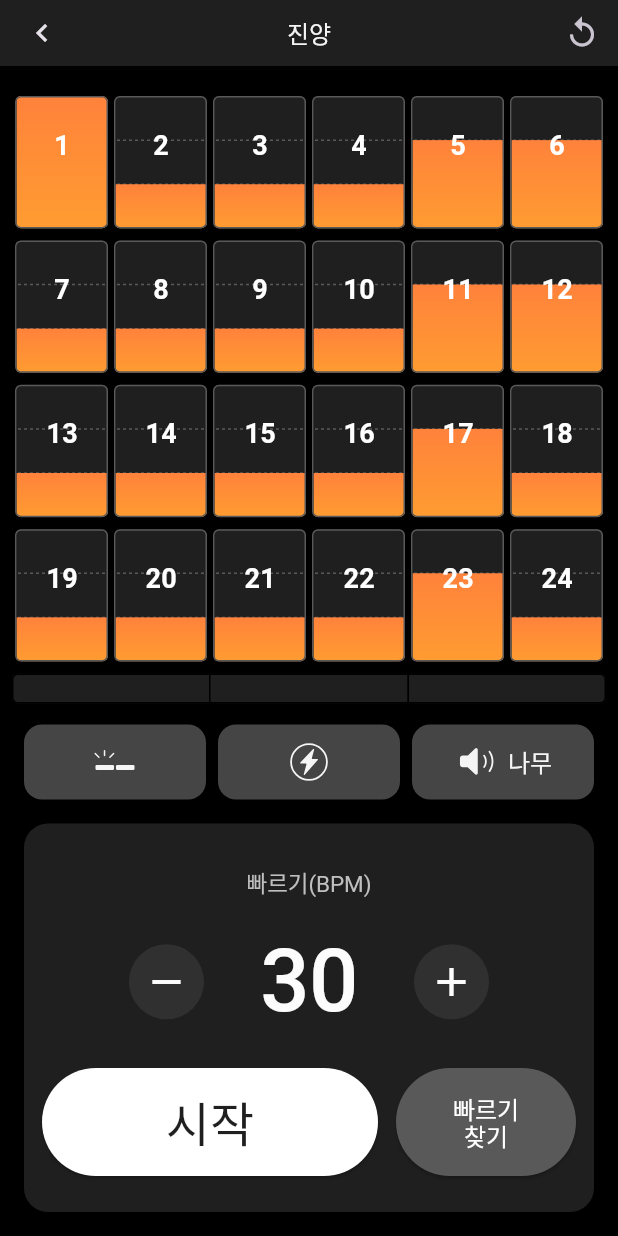
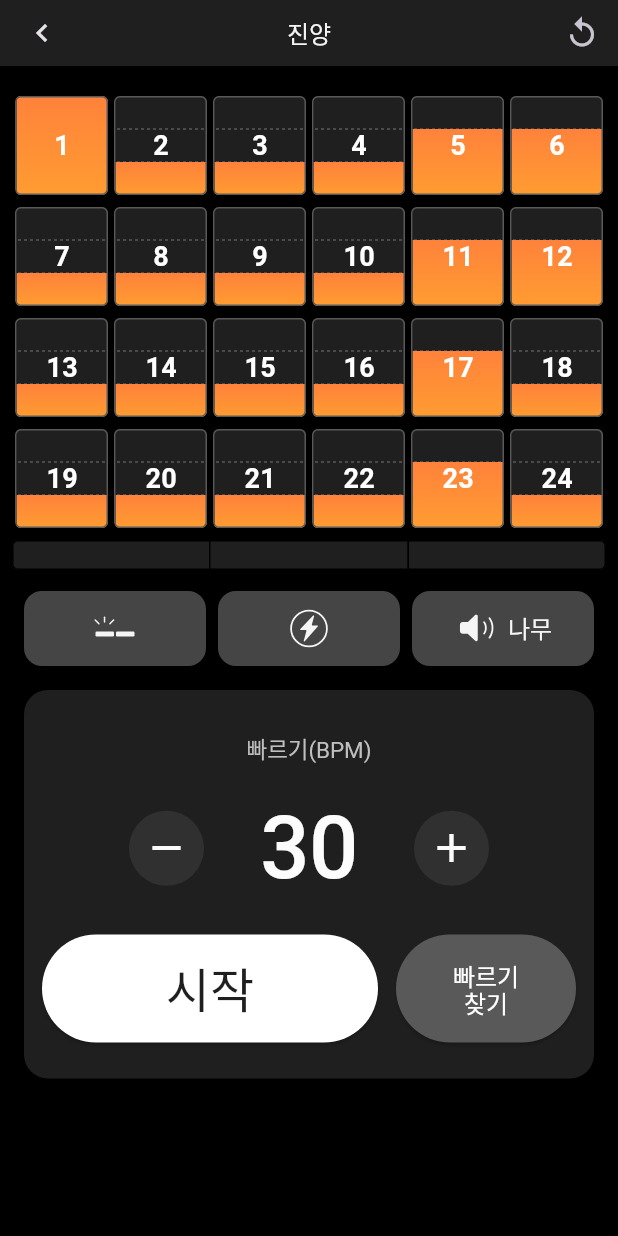
Before and after one commit to Team-Hanbae/Hanbae-Flutter, a Flutter app: the screen it shows after launch, after a tap on "진양", on a phone screen of 412 x 824 dp. Run offline on Flutter 3.47's test engine with Material 3 defaults, Android fonts, the light colour scheme and no system bars; our stand-ins replace equatable, flutter_bloc, flutter_svg, shared_preferences; Roboto replaces fonts that are missing (Pretendard).

Commit message:
[feat] #84 한배보드 원래대로 복구 및 높이 줄임

```diff
--- a/lib/presentation/metronome/hanbae_board.dart
+++ b/lib/presentation/metronome/hanbae_board.dart
@@ -14,10 +14,8 @@ class HanbaeBoard extends StatelessWidget {
       (MetronomeBloc bloc) => bloc.state.selectedJangdan,
     );
 
-    return Expanded(
-      // height: 372,
-      child: ConstrainedBox(
-        constraints: BoxConstraints(minHeight: 320),
+    return SizedBox(
+      height: 350,
       child: Column(
         children: [
           SizedBox(
@@ -35,9 +33,11 @@ class HanbaeBoard extends StatelessWidget {
                       row.asMap().entries.map((colEntry) {
                         final daebakIndex = colEntry.key;
                         final daebak = colEntry.value;
-                          final bakNumber = jangdan.accents
+                        final bakNumber =
+                            jangdan.accents
                                 .take(rowIndex)
-                            .fold<int>(0, (sum, row) => sum + row.length) + daebakIndex;
+                                .fold<int>(0, (sum, row) => sum + row.length) +
+                            daebakIndex;
 
                         return Flexible(
                           flex: daebak.length,
@@ -60,12 +60,13 @@ class HanbaeBoard extends StatelessWidget {
           if (jangdan.jangdanType.sobakSegmentCount != null) ...[
             SobakSegment(
               sobakSegmentCount: jangdan.jangdanType.sobakSegmentCount!,
-                activedSobak: context.select((MetronomeBloc bloc) => bloc.state.currentSobakIndex),
+              activedSobak: context.select(
+                (MetronomeBloc bloc) => bloc.state.currentSobakIndex,
+              ),
             ),
             SizedBox(height: 14.0),
           ],
         ],
-        ),
       ),
     );
   }
```
Lines whose indentation alone changed are shown as unchanged.
